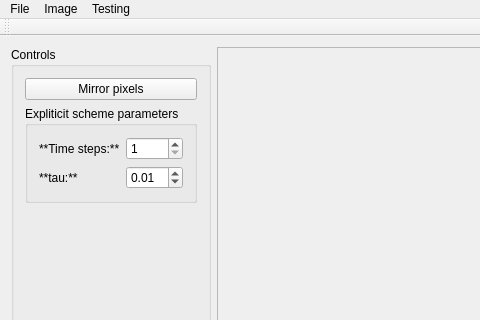
Old version of the form src/ImageViewer.ui in the repository Tomas-Homola/SpracovanieObrazuZadania; both pictures show x 0 to 480 and y 0 to 320 of the 969 by 646 pixel window.
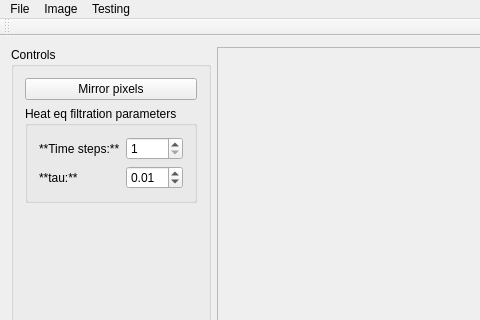
New version of the form.

Patch:
```diff
--- a/src/ImageViewer.ui
+++ b/src/ImageViewer.ui
@@ -59,7 +59,7 @@
        <item row="1" column="0">
         <widget class="QGroupBox" name="groupBox_ExplicitSettings">
          <property name="title">
-          <string>Expliticit scheme parameters</string>
+          <string>Heat eq filtration parameters</string>
          </property>
          <property name="flat">
           <bool>true</bool>
```
Left out of the diff: 19 changed lines with no effect on the pictures.
